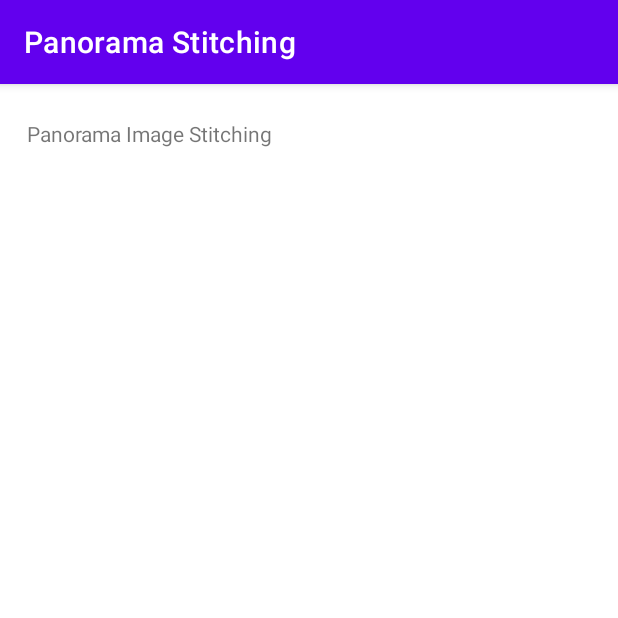
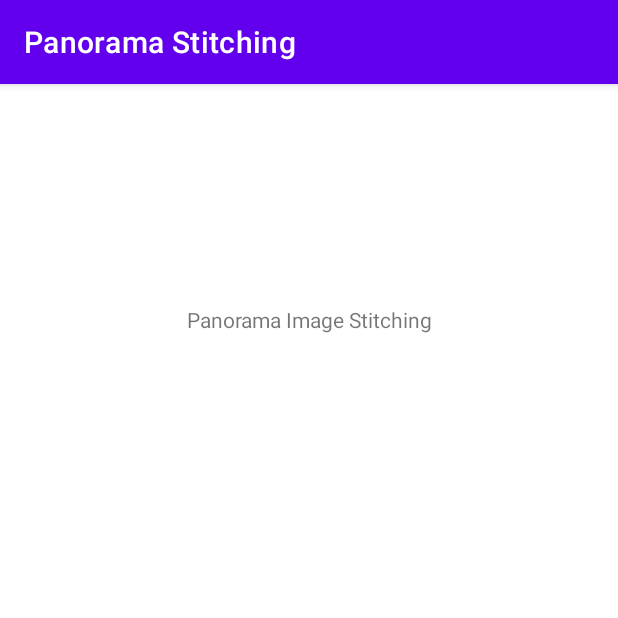
Before and after one commit to PrasoonDhaneshwar/PanoramaStitching-Android-OpenCV, an Android app: the StartingActivity screen opened directly, with no data from a screen before it, on a phone screen of 412 x 824 dp, the top half of it. Run offline under Robolectric (Android 15) with nearby library versions, the phone set to English and light mode, and no system bars.

Commit message:
Panorama Application using OpenCV
Signed-off-by: Prasoon Dhaneshwar <prasoon.dhaneshwar@gmail.com>

```diff
--- a/app/src/main/java/com/prasoon/panoramastitching/PanoramaStitchingActivity.java
+++ b/app/src/main/java/com/prasoon/panoramastitching/PanoramaStitchingActivity.java
@@ -124,8 +124,8 @@
         super.onCreate(savedInstanceState);
         setContentView(R.layout.activity_main);
 
-        mTextViewJni = findViewById(R.id.textViewJni);
-        mTextViewJni.setText(NativePanorama.getMessageFromJni());
+        // mTextViewJni = findViewById(R.id.textViewJni);
+        // mTextViewJni.setText(NativePanorama.getMessageFromJni());
 
         isPreview = false;
         mSurfaceView = findViewById(R.id.surfaceView);
--- a/app/src/main/res/layout/activity_starting.xml
+++ b/app/src/main/res/layout/activity_starting.xml
@@ -11,8 +11,11 @@
         android:layout_height="66dp"
         android:gravity="center"
         android:text="Panorama Image Stitching"
-        tools:ignore="MissingConstraints"
-        tools:layout_editor_absoluteX="122dp"
-        tools:layout_editor_absoluteY="114dp" />
+        app:layout_constraintBottom_toBottomOf="parent"
+        app:layout_constraintEnd_toEndOf="parent"
+        app:layout_constraintStart_toStartOf="parent"
+        app:layout_constraintTop_toTopOf="parent"
+        app:layout_constraintVertical_bias="0.177"
+        tools:ignore="MissingConstraints" />
 
 </androidx.constraintlayout.widget.ConstraintLayout>
```
